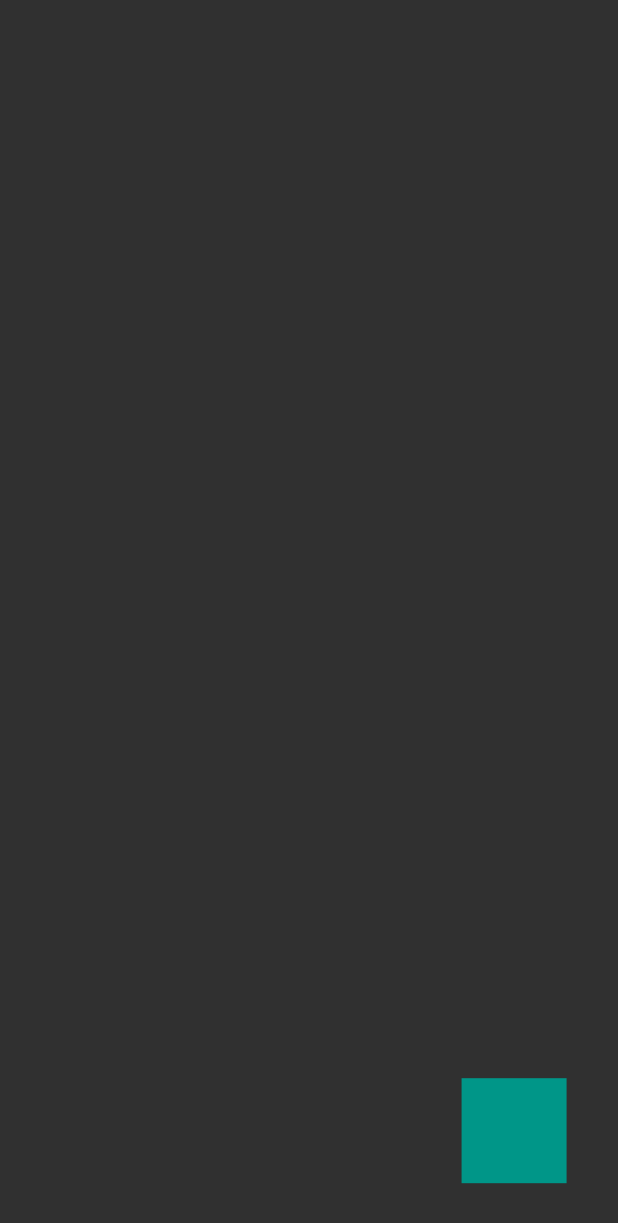
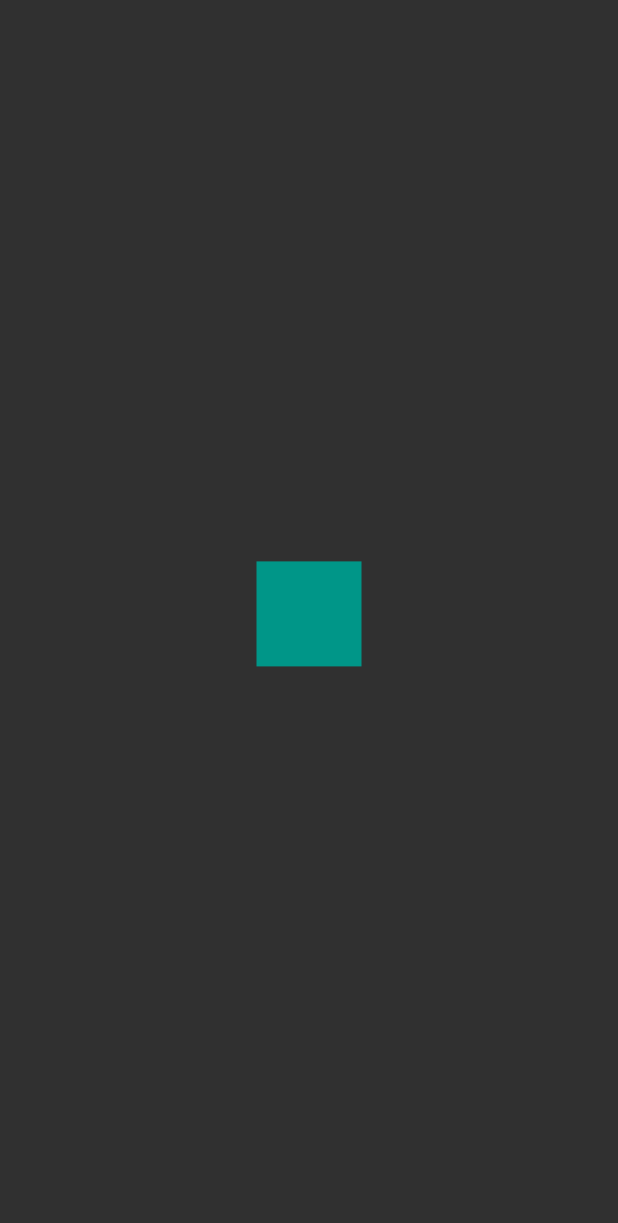
Before and after one commit to IdGalarzaSa/flutter-designs-and-animations, a Flutter app: the screen it shows after launch, on a phone screen of 412 x 824 dp. Shown: the top 1223 px of the screen. Run offline on Flutter 3.47's test engine with Material 2 defaults, Android fonts, the phone set to English and light mode, and no system bars.

Commit message:
animation controller challenge

```diff
--- /dev/null
+++ b/lib/challengs/animation_challenge_page.dart
@@ -0,0 +1,80 @@
+import 'package:flutter/cupertino.dart';
+import 'package:flutter/material.dart';
+import 'package:flutter_designs/widgets/box.dart';
+
+class AnimationChallengePage extends StatefulWidget {
+  static final routeName = "animationChallengePage";
+
+  @override
+  _AnimationChallengeState createState() => _AnimationChallengeState();
+}
+
+class _AnimationChallengeState extends State<AnimationChallengePage>
+    with SingleTickerProviderStateMixin {
+  AnimationController animationController;
+  Animation<double> rightAnimation;
+  Animation<double> upAnimation;
+  Animation<double> leftAnimation;
+  Animation<double> downAnimation;
+
+  @override
+  void initState() {
+    animationController =
+        new AnimationController(vsync: this, duration: Duration(seconds: 4));
+
+    rightAnimation = Tween(begin: 0.0, end: 100.0).animate(CurvedAnimation(
+      parent: animationController,
+      curve: Interval(0, 0.25, curve: Curves.bounceOut),
+    ));
+
+    upAnimation = Tween(begin: 0.0, end: -100.0).animate(CurvedAnimation(
+      parent: animationController,
+      curve: Interval(0.25, 0.50, curve: Curves.bounceOut),
+    ));
+
+    leftAnimation = Tween(begin: 0.0, end: -100.0).animate(CurvedAnimation(
+      parent: animationController,
+      curve: Interval(0.50, 0.75, curve: Curves.bounceOut),
+    ));
+
+    downAnimation = Tween(begin: 0.0, end: 100.0).animate(CurvedAnimation(
+      parent: animationController,
+      curve: Interval(0.75, 1.0, curve: Curves.bounceOut),
+    ));
+
+    animationController.addListener(() {
+      if (animationController.status == AnimationStatus.completed) {
+        animationController.repeat();
+      }
+    });
+
+    super.initState();
+  }
+
+  @override
+  void dispose() {
+    animationController.dispose();
+    super.dispose();
+  }
+
+  @override
+  Widget build(BuildContext context) {
+    animationController.forward();
+
+    return Scaffold(
+      body: Center(
+        child: AnimatedBuilder(
+          animation: animationController,
+          child: Box(),
+          builder: (BuildContext context, Widget child) {
+            return Transform.translate(
+              offset: Offset(rightAnimation.value + leftAnimation.value,
+                  upAnimation.value + downAnimation.value),
+              child: child,
+            );
+          },
+        ),
+      ),
+    );
+  }
+}
--- a/lib/main.dart
+++ b/lib/main.dart
@@ -1,4 +1,5 @@
 import 'package:flutter/material.dart';
+import 'package:flutter_designs/challengs/animation_challenge_page.dart';
 import 'package:flutter_designs/pages/animations_page.dart';
 import 'package:flutter_designs/pages/header_page.dart';
 
@@ -9,10 +10,12 @@ class MyApp extends StatelessWidget {
   Widget build(BuildContext context) {
     return MaterialApp(
       title: 'Material App',
-      initialRoute: AnimationsPage.routeName,
+      initialRoute: AnimationChallengePage.routeName,
       routes: {
         HeaderPage.routeName: (BuildContext context) => HeaderPage(),
         AnimationsPage.routeName: (BuildContext context) => AnimationsPage(),
+        AnimationChallengePage.routeName: (BuildContext context) =>
+            AnimationChallengePage(),
       },
       theme: ThemeData.dark(),
     );
```
